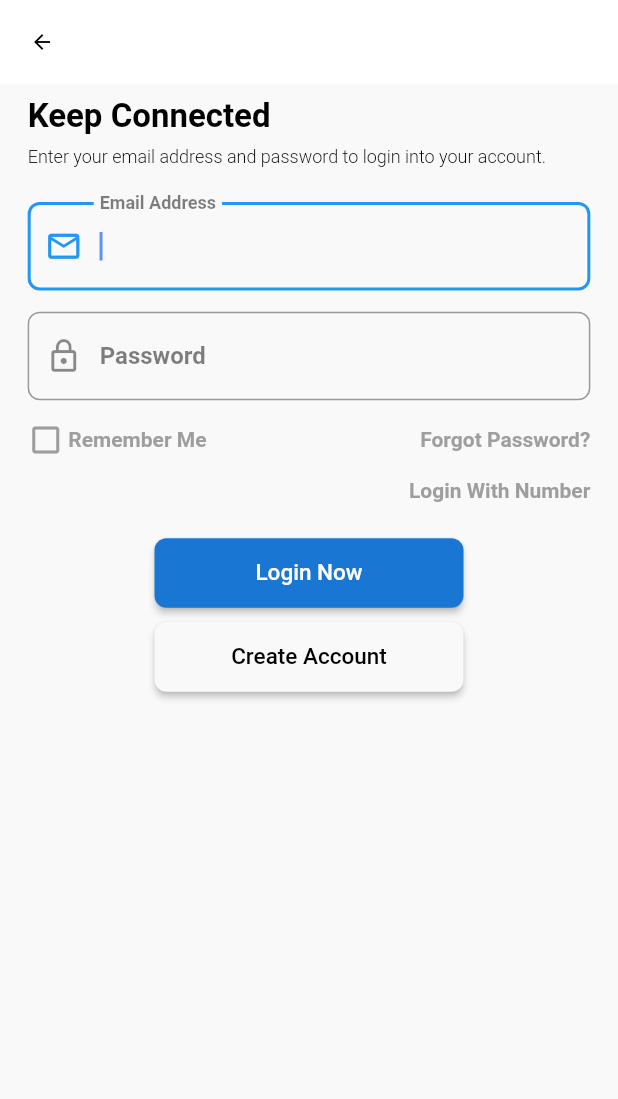
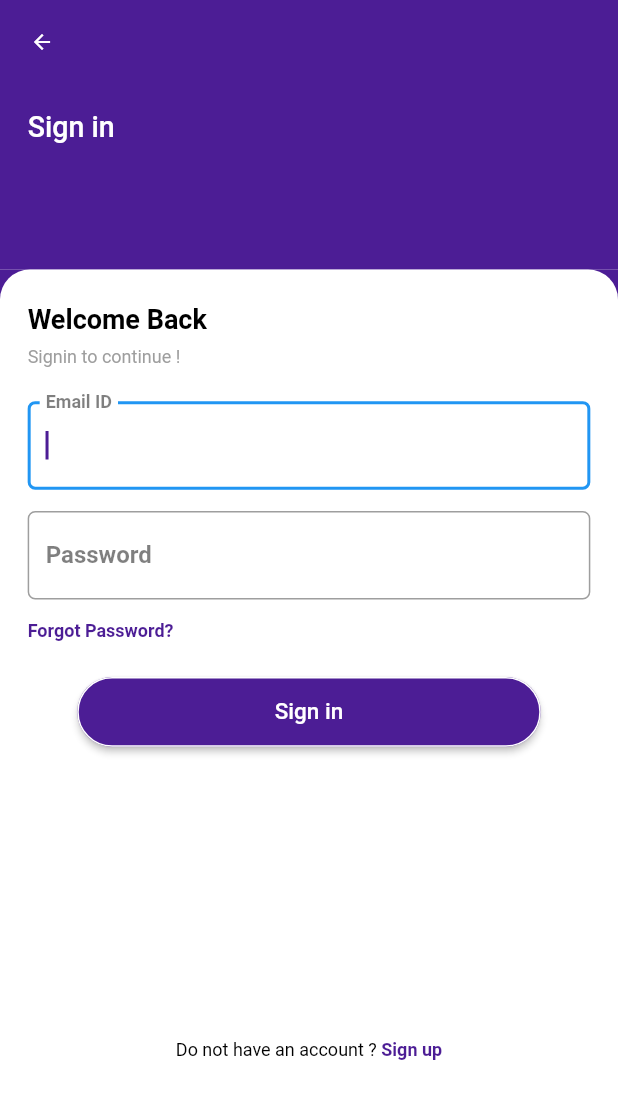
Before and after one commit to GeekyAnts/flutter-starter, a Flutter app: the LoginScreen screen opened by its route, on a phone screen of 412 x 824 dp. Shown: the top 1099 px of the screen. Run offline on Flutter 3.47's test engine with Material 2 defaults, Android fonts, the phone set to English and light mode, and no system bars; our stand-ins replace bloc, cached_network_image, equatable, flutter_bloc, fluttertoast, get_it and 1 more; network calls fail.

Commit message:
Changed Theme Settings, added flutter-starter logo, changed login screen templates

```diff
--- a/app/lib/src/config/color_constants.dart
+++ b/app/lib/src/config/color_constants.dart
@@ -14,7 +14,7 @@ Color hexToColor(String hex) {
 class ColorConstants {
   static Color lightScaffoldBackgroundColor = hexToColor('#F9F9F9');
   static Color darkScaffoldBackgroundColor = hexToColor('#2F2E2E');
-  static Color secondaryAppColor =
-      hexToColor('#5E92F3'); // #5E92F3 default #1876d2 // Used in templates
+  static Color secondaryAppColor = hexToColor(
+      '#4c1d95'); // #5E92F3 default #1876d2,#4c1d95 // Used in templates
   static Color secondaryDarkAppColor = Colors.white;
 }
--- a/app/lib/src/config/image_constants.dart
+++ b/app/lib/src/config/image_constants.dart
@@ -5,6 +5,7 @@ class AllImages {
 
   String image = 'assets/image';
   String logo = 'assets/images/logo.png';
+  String fslogo = 'assets/images/fslogo.png';
   String kDefaultImage =
       'https://cdn.pixabay.com/photo/2016/08/08/09/17/avatar-1577909_1280.png';
 }
--- a/app/lib/src/screens/templates/chat/widgets/chat_message_layout.dart
+++ b/app/lib/src/screens/templates/chat/widgets/chat_message_layout.dart
@@ -15,7 +15,7 @@ class ChatMessageLayout extends StatelessWidget {
       children: [
         Container(
           constraints: BoxConstraints(
-            maxWidth: MediaQuery.of(context).size.width / 2.3,
+            maxWidth: MediaQuery.of(context).size.width * 0.66,
           ),
           padding: EdgeInsets.symmetric(
             horizontal: 25.toWidth,
@@ -23,7 +23,7 @@ class ChatMessageLayout extends StatelessWidget {
           ),
           decoration: BoxDecoration(
             color: Colors.white,
-            borderRadius: BorderRadius.circular(30),
+            borderRadius: BorderRadius.circular(10),
           ),
           child: Text(
             chatMessage.text,
--- a/app/lib/src/screens/templates/login/login.dart
+++ b/app/lib/src/screens/templates/login/login.dart
@@ -1,4 +1,5 @@
 import 'package:app/src/widgets/custom_button.dart';
+import 'package:flutter/gestures.dart';
 import 'package:flutter/material.dart';
 import 'package:app/src/utils/size_utils.dart';
 
@@ -14,54 +15,84 @@ class _LoginScreenState extends State<LoginScreen> {
   Widget build(BuildContext context) {
     return Scaffold(
       appBar: AppBar(
-        backgroundColor: Colors.white,
         elevation: 0,
-        iconTheme: IconThemeData(
-          color: Colors.black, //change your color here
+      ),
+      body: LayoutBuilder(
+        builder: (context, constraint) {
+          return SingleChildScrollView(
+            child: ConstrainedBox(
+              constraints: BoxConstraints(minHeight: constraint.maxHeight),
+              child: IntrinsicHeight(
+                child: Column(
+                  children: <Widget>[
+                    Container(
+                      height: MediaQuery.of(context).size.height * 0.15,
+                      width: double.infinity,
+                      color: Theme.of(context).accentColor,
+                      padding: EdgeInsets.symmetric(
+                        horizontal: 30.toWidth,
+                        vertical: 30.toHeight,
+                      ),
+                      child: Text(
+                        "Sign in",
+                        style: Theme.of(context)
+                            .textTheme
+                            .bodyText1
+                            .copyWith(fontSize: 31.toFont),
                       ),
                     ),
-      body: SingleChildScrollView(
-        child: Container(
-          width: double.infinity,
+                    Expanded(
+                      child: Stack(
+                        children: [
+                          Container(
+                            color: Theme.of(context).accentColor,
+                          ),
+                          Container(
                             padding: EdgeInsets.symmetric(
-              horizontal: 30.toWidth, vertical: 15.toHeight),
+                              horizontal: 30.toWidth,
+                              vertical: 40.toHeight,
+                            ),
+                            decoration: BoxDecoration(
+                              color: Colors.white,
+                              borderRadius: BorderRadius.only(
+                                topLeft: Radius.circular(20),
+                                topRight: Radius.circular(20),
+                              ),
+                            ),
                             child: Column(
                               mainAxisAlignment: MainAxisAlignment.start,
                               crossAxisAlignment: CrossAxisAlignment.start,
                               children: [
                                 Text(
-                "Keep Connected",
-                style: Theme.of(context).textTheme.headline2.copyWith(),
+                                  "Welcome Back",
+                                  style: Theme.of(context).textTheme.headline4,
                                 ),
                                 SizedBox(
                                   height: 13.toHeight,
                                 ),
                                 Text(
-                "Enter your email address and password to login into your account.",
-                style: TextStyle(fontWeight: FontWeight.w300),
+                                  "Signin to continue !",
+                                  style: TextStyle(color: Colors.grey),
                                 ),
                                 SizedBox(
                                   height: 40.toHeight,
                                 ),
-              Column(
-                children: [
                                 TextField(
                                   keyboardType: TextInputType.emailAddress,
                                   autofocus: true,
                                   autocorrect: false,
                                   textAlign: TextAlign.left,
-                    style: Theme.of(context).textTheme.headline5.copyWith(
+                                  style: Theme.of(context)
+                                      .textTheme
+                                      .headline5
+                                      .copyWith(
                                         fontWeight: FontWeight.w500,
                                       ),
                                   decoration: InputDecoration(
                                     border: OutlineInputBorder(
-                        borderRadius: BorderRadius.circular(8),
+                                      borderRadius: BorderRadius.circular(5),
                                     ),
-                      labelText: 'Email Address',
-                      prefixIcon: Icon(
-                        Icons.email_outlined,
-                        size: 25,
-                      ),
+                                    labelText: 'Email ID',
                                     filled: false,
                                   ),
                                 ),
@@ -72,121 +103,92 @@ class _LoginScreenState extends State<LoginScreen> {
                                   autofocus: true,
                                   autocorrect: false,
                                   textAlign: TextAlign.left,
-                    style: Theme.of(context).textTheme.headline5.copyWith(
+                                  style: Theme.of(context)
+                                      .textTheme
+                                      .headline5
+                                      .copyWith(
                                         fontWeight: FontWeight.w500,
                                       ),
                                   decoration: InputDecoration(
                                     border: OutlineInputBorder(
-                        borderRadius: BorderRadius.circular(8),
+                                      borderRadius: BorderRadius.circular(5),
                                     ),
                                     labelText: 'Password',
-                      prefixIcon: Icon(
-                        Icons.lock_outline,
-                        size: 25,
-                      ),
                                     filled: false,
                                   ),
                                 ),
-                ],
-              ),
                                 SizedBox(height: 25.toHeight),
-              Container(
-                child: Row(
-                  mainAxisAlignment: MainAxisAlignment.spaceBetween,
-                  crossAxisAlignment: CrossAxisAlignment.center,
-                  children: [
-                    Theme(
-                      data: ThemeData(
-                        splashColor: Colors.transparent,
-                        highlightColor: Colors.transparent,
-                      ),
-                      child: InkWell(
-                        onTap: () {
-                          setState(() {
-                            _value = !_value;
-                          });
-                        },
-                        child: Row(
-                          children: [
-                            _value
-                                ? Icon(Icons.check_box, color: Colors.grey)
-                                : Icon(Icons.check_box_outline_blank,
-                                    color: Colors.grey),
-                            SizedBox(width: 5.toWidth),
-                            Text(
-                              'Remember Me',
+                                InkWell(
+                                  onTap: () => Navigator.pushNamed(
+                                      context, '/forgot-password'),
+                                  child: Text(
+                                    "Forgot Password?",
                                     style: Theme.of(context)
                                         .textTheme
-                                  .headline6
+                                        .bodyText2
                                         .copyWith(
-                                    color: Colors.grey,
+                                            color:
+                                                Theme.of(context).accentColor,
+                                            fontWeight: FontWeight.w600),
+                                  ),
+                                ),
+                                SizedBox(height: 40.toHeight),
+                                Center(
+                                  child: CustomButton(
+                                    isSecondary: false,
+                                    onTap: () {},
+                                    text: "Sign in",
+                                  ),
+                                ),
+                                Spacer(
+                                  flex: 2,
+                                ),
+                                SizedBox(height: 10.toHeight),
+                                Center(
+                                  child: RichText(
+                                    text: TextSpan(
+                                      text: 'Do not have an account ? ',
+                                      style: Theme.of(context)
+                                          .textTheme
+                                          .bodyText2
+                                          .copyWith(
+                                            fontWeight: FontWeight.normal,
+                                          ),
+                                      children: [
+                                        TextSpan(
+                                          recognizer: TapGestureRecognizer()
+                                            ..onTap = () {
+                                              Navigator.pushNamed(
+                                                  context, '/signup');
+                                            },
+                                          text: "Sign up",
+                                          style: Theme.of(context)
+                                              .textTheme
+                                              .bodyText2
+                                              .copyWith(
+                                                fontWeight: FontWeight.w700,
+                                                color: Theme.of(context)
+                                                    .primaryColor,
                                               ),
                                         ),
                                       ],
                                     ),
                                   ),
                                 ),
-                    Theme(
-                      data: ThemeData(
-                        splashColor: Colors.transparent,
-                        highlightColor: Colors.transparent,
-                      ),
-                      child: InkWell(
-                        onTap: () {
-                          Navigator.pushNamed(context, '/forgot-password');
-                        },
-                        child: Text(
-                          'Forgot Password?',
-                          style: Theme.of(context).textTheme.headline6.copyWith(
-                                color: Colors.grey,
-                              ),
-                        ),
+                                Spacer(),
+                              ],
                             ),
                           ),
                         ],
                       ),
                     ),
-              SizedBox(height: 25.toHeight),
-              Align(
-                alignment: Alignment.centerRight,
-                child: InkWell(
-                  onTap: () {
-                    Navigator.pushNamed(context, "/enter-number");
-                  },
-                  child: Text(
-                    "Login With Number",
-                    style: Theme.of(context).textTheme.headline6.copyWith(
-                          color: Colors.grey,
-                        ),
-                  ),
-                ),
-              ),
-              SizedBox(height: 40.toHeight),
-              Container(
-                width: double.infinity,
-                child: Column(
-                  mainAxisAlignment: MainAxisAlignment.start,
-                  children: [
-                    CustomButton(
-                      isSecondary: false,
-                      onTap: () {},
-                      text: "Login Now",
-                    ),
-                    SizedBox(
-                      height: 14.toHeight,
-                    ),
-                    CustomButton(
-                      isSecondary: true,
-                      onTap: () => Navigator.pushNamed(context, '/signup'),
-                      text: "Create Account",
-                    ),
-                  ],
-                ),
-              )
                   ],
                 ),
               ),
             ),
           );
+        },
+      ),
+    );
   }
 }
--- a/app/lib/src/splash_screen.dart
+++ b/app/lib/src/splash_screen.dart
@@ -28,7 +28,7 @@ class _SplashScreenState extends State<SplashScreen> {
         cubit: authenticationBloc,
         listener: (BuildContext context, AuthenticationState state) {
           if (state is AppAutheticated) {
-            Navigator.popAndPushNamed(context, '/chats');
+            Navigator.popAndPushNamed(context, '/delivery');
           }
           if (state is AuthenticationStart) {
             Navigator.pushNamed(context, '/auth');
@@ -40,7 +40,7 @@ class _SplashScreenState extends State<SplashScreen> {
         child: BlocBuilder<AuthenticationBloc, AuthenticationState>(
           cubit: authenticationBloc,
           builder: (BuildContext context, AuthenticationState state) {
-            return Center(child: Image.asset(AllImages().logo));
+            return Center(child: Image.asset(AllImages().fslogo));
           },
         ),
       ),
--- a/app/lib/src/widgets/custom_button.dart
+++ b/app/lib/src/widgets/custom_button.dart
@@ -11,26 +11,22 @@ class CustomButton extends StatelessWidget {
   @override
   Widget build(BuildContext context) {
     return SizedBox(
-      width: MediaQuery.of(context).size.width / 2,
+      width: MediaQuery.of(context).size.width * 0.75,
       child: ElevatedButton(
-        style: ButtonStyle(
-          enableFeedback: true,
-          backgroundColor: isSecondary
-              ? MaterialStateProperty.all<Color>(
-                  Theme.of(context).canvasColor,
-                )
-              : MaterialStateProperty.all<Color>(
-                  Theme.of(context).primaryColorDark,
-                ),
-          padding: MaterialStateProperty.all(
-            EdgeInsets.symmetric(vertical: 25.toHeight),
-          ),
-          shape: MaterialStateProperty.all<RoundedRectangleBorder>(
-            RoundedRectangleBorder(
-              borderRadius: BorderRadius.circular(8),
+        style: ElevatedButton.styleFrom(
+            padding: EdgeInsets.symmetric(vertical: 25.toHeight),
+            shape: RoundedRectangleBorder(
+              borderRadius: BorderRadius.circular(30),
             ),
-          ),
-        ),
+            primary: isSecondary
+                ? Theme.of(context).canvasColor
+                : Theme.of(context).accentColor,
+            side: !isSecondary
+                ? BorderSide(
+                    width: 1.0,
+                    color: Colors.white,
+                  )
+                : BorderSide()),
         onPressed: onTap,
         child: Text(
           text,
--- a/app/pubspec.yaml
+++ b/app/pubspec.yaml
@@ -37,6 +37,7 @@ dependencies:
   cached_network_image: ^2.3.3
   flutter_staggered_grid_view: ^0.4.0
   otp_text_field: ^1.1.0
+  razorpay_flutter: ^1.2.5
   shared:
     path: ../shared
 dev_dependencies:
@@ -60,6 +61,7 @@ flutter:
 
   # To add assets to your application, add an assets section, like this:
   assets:
+    - assets/images/fslogo.png
     - assets/images/logo.png
     - assets/images/2.0x/logo.png
     - assets/images/3.0x/logo.png
```
Also changed, not shown: app/lib/src/screens/templates/chat/messages.dart (+11 -7 lines), app/lib/src/screens/templates/chat/models/chat_message.dart (+86 -2 lines), app/lib/src/screens/templates/delivery/bag.dart (+0 -23 lines), app/lib/src/screens/templates/login/welcome.dart (+25 -35 lines), app/assets/images/fslogo.png (added), app/pubspec.lock. Lines whose indentation alone changed are shown as unchanged.
